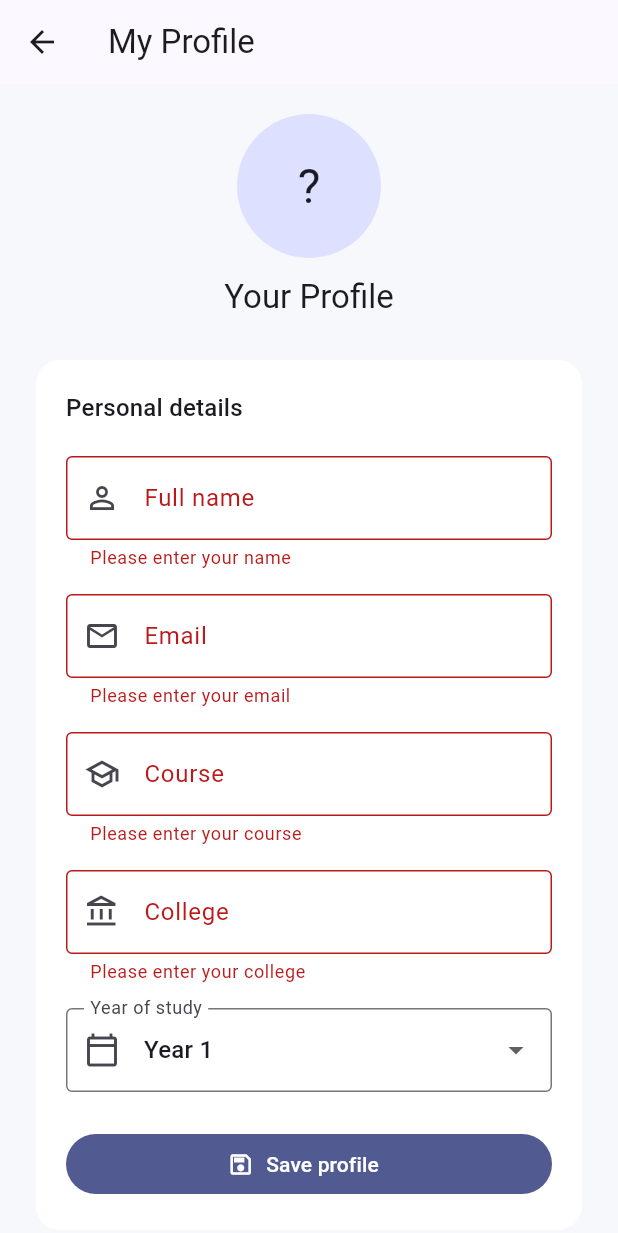
After one commit to VarshiniAyyapusetty/student_productivity_planner, a Flutter app: the ProfileScreen screen opened directly, after a tap on "Save profile", on a phone screen of 412 x 824 dp. The commit adds this screen. Shown: the top 1233 px of the screen. Run offline on Flutter 3.47's test engine with Material 3 defaults, Android fonts, the phone set to English and light mode, and no system bars; our stand-ins replace shared_preferences; accounts and stored records are empty; network calls fail.

Commit message:
Add editable profile screen and navigation

```diff
--- a/lib/screens/main_navigation_screen.dart
+++ b/lib/screens/main_navigation_screen.dart
@@ -1,7 +1,9 @@
+
 import 'package:flutter/material.dart';
 
 import 'dashboard_screen.dart';
 import 'insights_screen.dart';
+import 'profile_screen.dart';
 import 'study_planner_screen.dart';
 import 'tasks_screen.dart';
 
@@ -20,12 +22,16 @@ class _MainNavigationScreenState extends State<MainNavigationScreen> {
     TasksScreen(),
     StudyPlannerScreen(),
     InsightsScreen(),
+    ProfileScreen(),
   ];
 
   @override
   Widget build(BuildContext context) {
     return Scaffold(
-      body: IndexedStack(index: _selectedIndex, children: _screens),
+      body: IndexedStack(
+        index: _selectedIndex,
+        children: _screens,
+      ),
       bottomNavigationBar: NavigationBar(
         selectedIndex: _selectedIndex,
         onDestinationSelected: (index) {
@@ -54,6 +60,11 @@ class _MainNavigationScreenState extends State<MainNavigationScreen> {
             selectedIcon: Icon(Icons.insights),
             label: 'Insights',
           ),
+          NavigationDestination(
+            icon: Icon(Icons.person_outline),
+            selectedIcon: Icon(Icons.person),
+            label: 'Profile',
+          ),
         ],
       ),
     );
--- /dev/null
+++ b/lib/screens/profile_screen.dart
@@ -0,0 +1,245 @@
+
+import 'package:flutter/material.dart';
+import 'package:provider/provider.dart';
+
+import '../models/user_profile.dart';
+import '../providers/profile_provider.dart';
+
+class ProfileScreen extends StatefulWidget {
+  const ProfileScreen({super.key});
+
+  @override
+  State<ProfileScreen> createState() => _ProfileScreenState();
+}
+
+class _ProfileScreenState extends State<ProfileScreen> {
+  final _formKey = GlobalKey<FormState>();
+
+  final _nameController = TextEditingController();
+  final _emailController = TextEditingController();
+  final _courseController = TextEditingController();
+  final _collegeController = TextEditingController();
+
+  int _yearOfStudy = 1;
+  bool _initialized = false;
+  bool _saving = false;
+
+  @override
+  void didChangeDependencies() {
+    super.didChangeDependencies();
+
+    if (!_initialized) {
+      final profile = context.read<ProfileProvider>().profile;
+
+      _nameController.text = profile.name;
+      _emailController.text = profile.email;
+      _courseController.text = profile.course;
+      _collegeController.text = profile.college;
+      _yearOfStudy = profile.yearOfStudy;
+
+      _initialized = true;
+    }
+  }
+
+  @override
+  void dispose() {
+    _nameController.dispose();
+    _emailController.dispose();
+    _courseController.dispose();
+    _collegeController.dispose();
+    super.dispose();
+  }
+
+  Future<void> _saveProfile() async {
+    if (!_formKey.currentState!.validate()) return;
+
+    setState(() => _saving = true);
+
+    try {
+      await context.read<ProfileProvider>().updateProfile(
+        UserProfile(
+          name: _nameController.text.trim(),
+          email: _emailController.text.trim(),
+          course: _courseController.text.trim(),
+          college: _collegeController.text.trim(),
+          yearOfStudy: _yearOfStudy,
+        ),
+      );
+
+      if (!mounted) return;
+
+      ScaffoldMessenger.of(context).showSnackBar(
+        const SnackBar(content: Text('Profile saved successfully!')),
+      );
+    } finally {
+      if (mounted) {
+        setState(() => _saving = false);
+      }
+    }
+  }
+
+  String? _requiredValidator(String? value, String fieldName) {
+    if (value == null || value.trim().isEmpty) {
+      return 'Please enter your $fieldName';
+    }
+    return null;
+  }
+
+  @override
+  Widget build(BuildContext context) {
+    final profileProvider = context.watch<ProfileProvider>();
+    final profile = profileProvider.profile;
+
+    return Scaffold(
+      appBar: AppBar(
+        title: const Text('My Profile'),
+        centerTitle: false,
+      ),
+      body: profileProvider.isLoading
+          ? const Center(child: CircularProgressIndicator())
+          : SafeArea(
+              child: ListView(
+                padding: const EdgeInsets.all(20),
+                children: [
+                  Center(
+                    child: CircleAvatar(
+                      radius: 48,
+                      backgroundColor:
+                          Theme.of(context).colorScheme.primaryContainer,
+                      child: Text(
+                        profile.name.trim().isEmpty
+                            ? '?'
+                            : profile.name.trim()[0].toUpperCase(),
+                        style: Theme.of(context).textTheme.headlineLarge,
+                      ),
+                    ),
+                  ),
+                  const SizedBox(height: 12),
+                  Center(
+                    child: Text(
+                      profile.name.isEmpty ? 'Your Profile' : profile.name,
+                      style: Theme.of(context).textTheme.titleLarge,
+                    ),
+                  ),
+                  const SizedBox(height: 24),
+                  Card(
+                    child: Padding(
+                      padding: const EdgeInsets.all(20),
+                      child: Form(
+                        key: _formKey,
+                        child: Column(
+                          crossAxisAlignment: CrossAxisAlignment.start,
+                          children: [
+                            Text(
+                              'Personal details',
+                              style: Theme.of(context).textTheme.titleMedium,
+                            ),
+                            const SizedBox(height: 20),
+                            TextFormField(
+                              controller: _nameController,
+                              textCapitalization: TextCapitalization.words,
+                              decoration: const InputDecoration(
+                                labelText: 'Full name',
+                                prefixIcon: Icon(Icons.person_outline),
+                                border: OutlineInputBorder(),
+                              ),
+                              validator: (value) =>
+                                  _requiredValidator(value, 'name'),
+                            ),
+                            const SizedBox(height: 16),
+                            TextFormField(
+                              controller: _emailController,
+                              keyboardType: TextInputType.emailAddress,
+                              decoration: const InputDecoration(
+                                labelText: 'Email',
+                                prefixIcon: Icon(Icons.email_outlined),
+                                border: OutlineInputBorder(),
+                              ),
+                              validator: (value) {
+                                final error =
+                                    _requiredValidator(value, 'email');
+                                if (error != null) return error;
+
+                                if (!RegExp(
+                                  r'^[^@\s]+@[^@\s]+\.[^@\s]+$',
+                                ).hasMatch(value!.trim())) {
+                                  return 'Enter a valid email address';
+                                }
+                                return null;
+                              },
+                            ),
+                            const SizedBox(height: 16),
+                            TextFormField(
+                              controller: _courseController,
+                              decoration: const InputDecoration(
+                                labelText: 'Course',
+                                hintText: 'e.g. B.Tech CSE',
+                                prefixIcon: Icon(Icons.school_outlined),
+                                border: OutlineInputBorder(),
+                              ),
+                              validator: (value) =>
+                                  _requiredValidator(value, 'course'),
+                            ),
+                            const SizedBox(height: 16),
+                            TextFormField(
+                              controller: _collegeController,
+                              textCapitalization: TextCapitalization.words,
+                              decoration: const InputDecoration(
+                                labelText: 'College',
+                                prefixIcon: Icon(Icons.account_balance_outlined),
+                                border: OutlineInputBorder(),
+                              ),
+                              validator: (value) =>
+                                  _requiredValidator(value, 'college'),
+                            ),
+                            const SizedBox(height: 16),
+                            DropdownButtonFormField<int>(
+                              initialValue: _yearOfStudy,
+                              decoration: const InputDecoration(
+                                labelText: 'Year of study',
+                                prefixIcon: Icon(Icons.calendar_today_outlined),
+                                border: OutlineInputBorder(),
+                              ),
+                              items: List.generate(
+                                4,
+                                (index) => DropdownMenuItem(
+                                  value: index + 1,
+                                  child: Text('Year ${index + 1}'),
+                                ),
+                              ),
+                              onChanged: (value) {
+                                if (value != null) {
+                                  setState(() => _yearOfStudy = value);
+                                }
+                              },
+                            ),
+                            const SizedBox(height: 24),
+                            SizedBox(
+                              width: double.infinity,
+                              child: FilledButton.icon(
+                                onPressed: _saving ? null : _saveProfile,
+                                icon: _saving
+                                    ? const SizedBox(
+                                        width: 18,
+                                        height: 18,
+                                        child: CircularProgressIndicator(
+                                          strokeWidth: 2,
+                                        ),
+                                      )
+                                    : const Icon(Icons.save_outlined),
+                                label: Text(
+                                  _saving ? 'Saving...' : 'Save profile',
+                                ),
+                              ),
+                            ),
+                          ],
+                        ),
+                      ),
+                    ),
+                  ),
+                ],
+              ),
+            ),
+    );
+  }
+}
```
